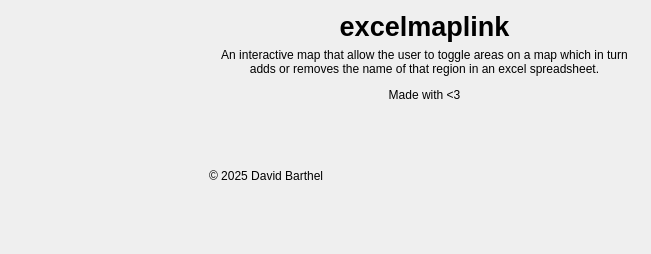
Before: the Qt Designer form ui/aboutDialog.ui in syzen08/excelmaplink, drawn with Qt 5.
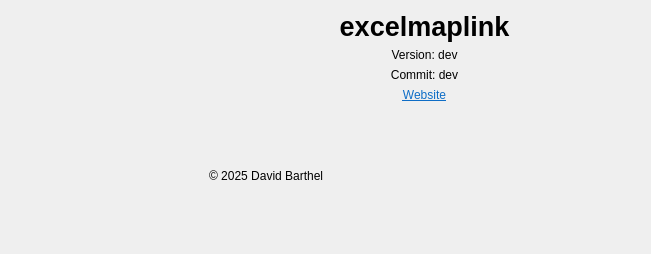
After: the same form once the commit is applied. Icons and pictures are not drawn.

Commit message: add version and commit identifiers in about dialog

```diff
--- a/ui/aboutDialog.ui
+++ b/ui/aboutDialog.ui
@@ -62,19 +62,52 @@
        </property>
       </widget>
      </item>
+     <item>
+      <widget class="QLabel" name="versionLabel">
+       <property name="text">
+        <string>Version: dev</string>
+       </property>
+       <property name="alignment">
+        <set>Qt::AlignmentFlag::AlignCenter</set>
+       </property>
+      </widget>
+     </item>
+     <item>
+      <widget class="QLabel" name="commitLabel">
+       <property name="text">
+        <string>Commit: dev</string>
+       </property>
+       <property name="alignment">
+        <set>Qt::AlignmentFlag::AlignCenter</set>
+       </property>
+      </widget>
+     </item>
      <item>
       <widget class="QLabel" name="label">
        <property name="text">
-        <string>&lt;html&gt;&lt;head/&gt;&lt;body&gt;&lt;p&gt;An interactive map that allow the user to toggle areas on a map which in turn adds or removes the name of that region in an excel spreadsheet.&lt;/p&gt;&lt;p&gt;Made with &amp;lt;3&lt;/p&gt;&lt;/body&gt;&lt;/html&gt;</string>
+        <string>&lt;html&gt;&lt;head/&gt;&lt;body&gt;&lt;p&gt;&lt;a href=&quot;https://github.com/syzen08/excelmaplink&quot;&gt;&lt;span style=&quot; text-decoration: underline; color:#0e6dc6;&quot;&gt;Website&lt;/span&gt;&lt;/a&gt;&lt;/p&gt;&lt;/body&gt;&lt;/html&gt;</string>
        </property>
        <property name="alignment">
         <set>Qt::AlignmentFlag::AlignCenter</set>
        </property>
-       <property name="wordWrap">
+       <property name="openExternalLinks">
         <bool>true</bool>
        </property>
       </widget>
      </item>
+     <item>
+      <spacer name="verticalSpacer_2">
+       <property name="orientation">
+        <enum>Qt::Orientation::Vertical</enum>
+       </property>
+       <property name="sizeHint" stdset="0">
+        <size>
+         <width>20</width>
+         <height>40</height>
+        </size>
+       </property>
+      </spacer>
+     </item>
     </layout>
    </item>
   </layout>
```
Left out of the diff: 3 changed lines with no effect on the pictures. The commit also changes 7 other files.
